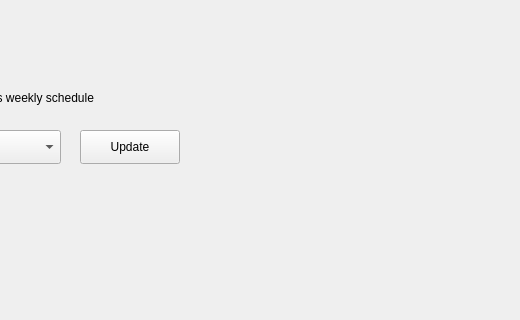
Above: Oscuola/mainwindow.ui from mohamed-adhd/Oscuola before the change; both pictures show x 410 to 930 and y 0 to 320 of the 1280 by 720 pixel window. Below: the same form after it.
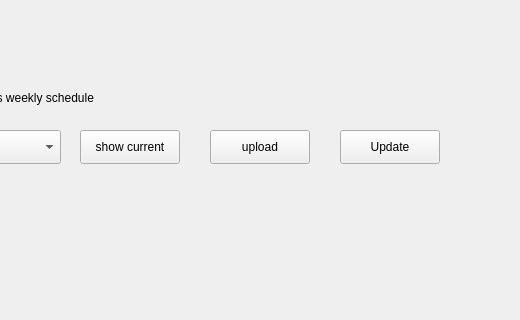
That is the form after the change. The open tabs and pages were chosen to show the change.

Commit message: admin timetable load/update/upload added

```diff
--- a/Oscuola/mainwindow.ui
+++ b/Oscuola/mainwindow.ui
@@ -4876,7 +4876,7 @@
        <cursorShape>PointingHandCursor</cursorShape>
       </property>
       <property name="text">
-       <string>Update</string>
+       <string>show current</string>
       </property>
      </widget>
      <widget class="QLabel" name="admin_timetable_res">
@@ -4935,6 +4935,38 @@
        </property>
       </widget>
      </widget>
+     <widget class="QPushButton" name="admin_timetable_upload_btn">
+      <property name="geometry">
+       <rect>
+        <x>620</x>
+        <y>130</y>
+        <width>100</width>
+        <height>34</height>
+       </rect>
+      </property>
+      <property name="cursor">
+       <cursorShape>PointingHandCursor</cursorShape>
+      </property>
+      <property name="text">
+       <string>upload</string>
+      </property>
+     </widget>
+     <widget class="QPushButton" name="admin_timetable_update">
+      <property name="geometry">
+       <rect>
+        <x>750</x>
+        <y>130</y>
+        <width>100</width>
+        <height>34</height>
+       </rect>
+      </property>
+      <property name="cursor">
+       <cursorShape>PointingHandCursor</cursorShape>
+      </property>
+      <property name="text">
+       <string>Update</string>
+      </property>
+     </widget>
     </widget>
    </widget>
   </widget>
```
Left out of the diff: 2 changed lines with no effect on the pictures. The commit also changes 6 other files.
